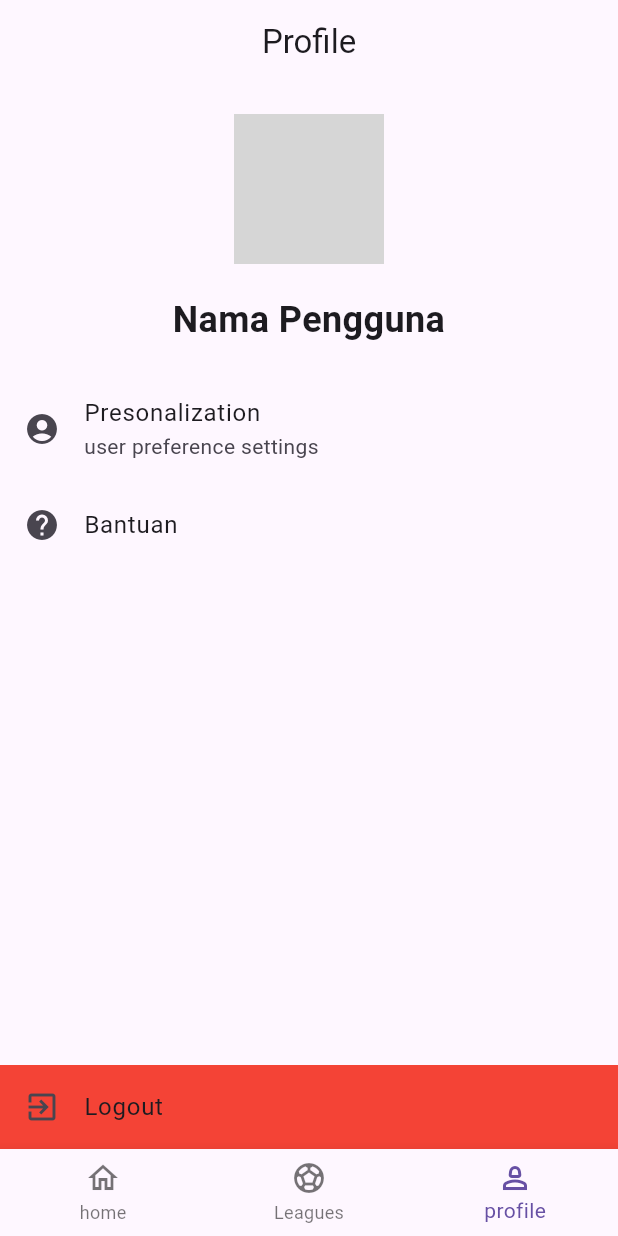
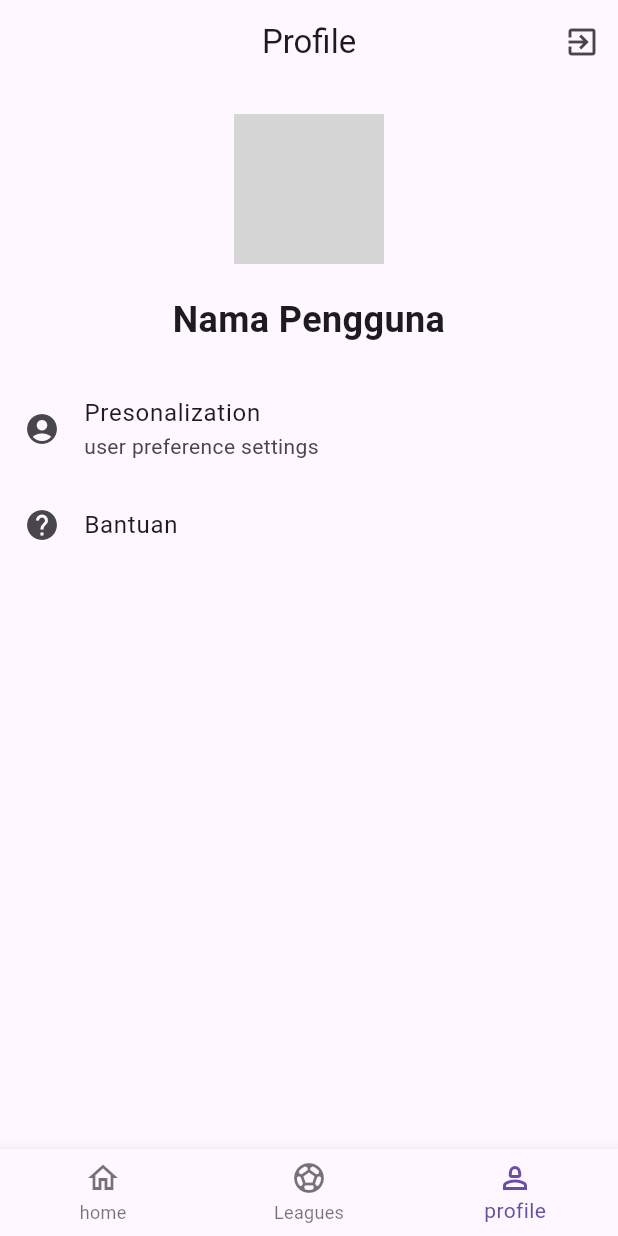
Before and after one commit to sortascary/LeagueApp, a Flutter app: the DashboardPage screen opened by its route, item 3 of the bottom bar chosen, on a phone screen of 412 x 824 dp. Run offline on Flutter 3.47's test engine with Material 3 defaults, Android fonts, the light colour scheme and no system bars; our stand-ins replace font_awesome_flutter, get, shared_preferences; accounts and stored records are empty; network calls fail; grey boxes are pictures that could not be loaded.

Commit message:
General fixing

```diff
--- a/lib/main.dart
+++ b/lib/main.dart
@@ -23,6 +23,7 @@ class MyApp extends StatelessWidget {
   @override
   Widget build(BuildContext context) {
     return GetMaterialApp(
+      initialBinding: Appbinding(),
       initialRoute: loggedIn ? '/dashboard' : '/',
       getPages: [
         // list all pages here
--- a/lib/pages/dashboard_page.dart
+++ b/lib/pages/dashboard_page.dart
@@ -10,6 +10,7 @@ class DashboardPage extends StatelessWidget {
 
   @override
   Widget build(BuildContext context) {
+    Get.put(DashboardController());
 
     final DashboardController dashboardController = Get.find();
 
--- a/lib/pages/menu/profile_menu.dart
+++ b/lib/pages/menu/profile_menu.dart
@@ -12,6 +12,13 @@ class ProfileMenu extends StatelessWidget {
           title: Text('Profile'),
           automaticallyImplyLeading: false,
           centerTitle: true,
+          actions: [
+            IconButton(
+                onPressed: () {
+                  authController.logout();
+                },
+                icon: Icon(Icons.exit_to_app))
+          ],
         ),
         body: Column(
           children: [
@@ -43,14 +50,6 @@ class ProfileMenu extends StatelessWidget {
                 ],
               ),
             ),
-            ListTile(
-              leading: Icon(Icons.exit_to_app),
-              tileColor: Colors.red,
-              title: Text("Logout"),
-              onTap: () {
-                authController.logout();
-              },
-            ),
           ],
         ));
   }
```
